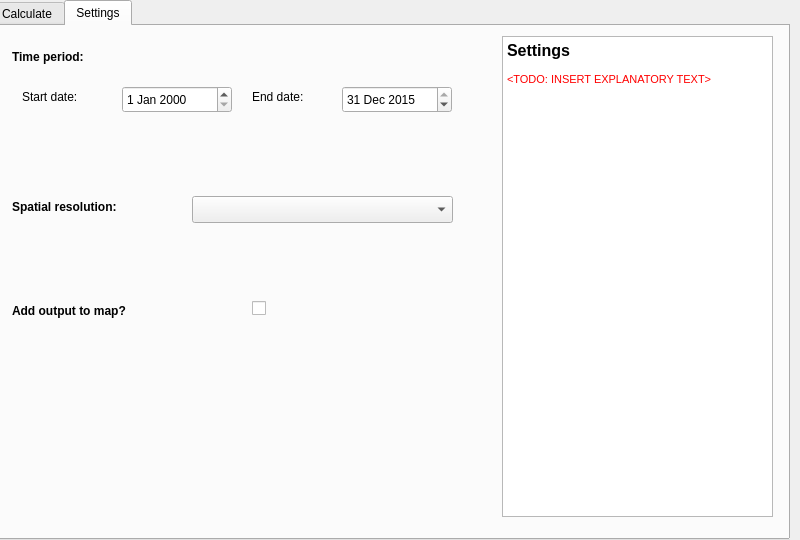
Above: LDMP/DlgCalculate.ui from ConservationInternational/trends.earth before the change. Below: the same form after it.
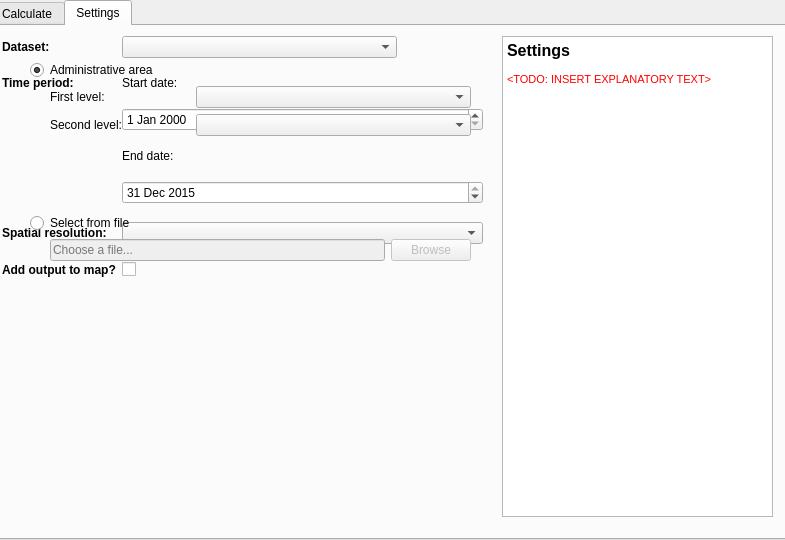
That is the form after the change. The open tabs and pages were chosen to show the change.

What changed in the file:
```diff
--- a/LDMP/DlgCalculate.ui
+++ b/LDMP/DlgCalculate.ui
@@ -6,7 +6,7 @@
    <rect>
     <x>0</x>
     <y>0</y>
-    <width>800</width>
+    <width>785</width>
     <height>540</height>
    </rect>
   </property>
@@ -149,184 +149,6 @@
       <string>TODO: note on boundaries</string>
      </property>
     </widget>
-    <widget class="QWidget" name="verticalLayoutWidget">
-     <property name="geometry">
-      <rect>
-       <x>40</x>
-       <y>40</y>
-       <width>441</width>
-       <height>201</height>
-      </rect>
-     </property>
-     <layout class="QVBoxLayout" name="projarea">
-      <item>
-       <widget class="QRadioButton" name="projarea_admin">
-        <property name="text">
-         <string>Administrative area</string>
-        </property>
-        <property name="checked">
-         <bool>true</bool>
-        </property>
-       </widget>
-      </item>
-      <item>
-       <layout class="QGridLayout" name="gridLayout">
-        <property name="leftMargin">
-         <number>0</number>
-        </property>
-        <property name="bottomMargin">
-         <number>0</number>
-        </property>
-        <item row="0" column="1">
-         <widget class="QLabel" name="label_3">
-          <property name="sizePolicy">
-           <sizepolicy hsizetype="Minimum" vsizetype="Preferred">
-            <horstretch>0</horstretch>
-            <verstretch>0</verstretch>
-           </sizepolicy>
-          </property>
-          <property name="font">
-           <font>
-            <weight>50</weight>
-            <bold>false</bold>
-           </font>
-          </property>
-          <property name="text">
-           <string>First level:</string>
-          </property>
-         </widget>
-        </item>
-        <item row="1" column="3">
-         <widget class="QComboBox" name="projarea_admin1">
-          <property name="sizePolicy">
-           <sizepolicy hsizetype="Maximum" vsizetype="Fixed">
-            <horstretch>0</horstretch>
-            <verstretch>0</verstretch>
-           </sizepolicy>
-          </property>
-          <property name="minimumSize">
-           <size>
-            <width>275</width>
-            <height>0</height>
-           </size>
-          </property>
-         </widget>
-        </item>
-        <item row="1" column="1">
-         <widget class="QLabel" name="label_4">
-          <property name="sizePolicy">
-           <sizepolicy hsizetype="Minimum" vsizetype="Preferred">
-            <horstretch>0</horstretch>
-            <verstretch>0</verstretch>
-           </sizepolicy>
-          </property>
-          <property name="font">
-           <font>
-            <weight>50</weight>
-            <bold>false</bold>
-           </font>
-          </property>
-          <property name="text">
-           <string>Second level:</string>
-          </property>
-         </widget>
-        </item>
-        <item row="0" column="3">
-         <widget class="QComboBox" name="projarea_admin0">
-          <property name="sizePolicy">
-           <sizepolicy hsizetype="Maximum" vsizetype="Fixed">
-            <horstretch>0</horstretch>
-            <verstretch>0</verstretch>
-           </sizepolicy>
-          </property>
-          <property name="minimumSize">
-           <size>
-            <width>275</width>
-            <height>0</height>
-           </size>
-          </property>
-         </widget>
-        </item>
-        <item row="0" column="0">
-         <spacer name="horizontalSpacer">
-          <property name="orientation">
-           <enum>Qt::Horizontal</enum>
-          </property>
-          <property name="sizeType">
-           <enum>QSizePolicy::Fixed</enum>
-          </property>
-          <property name="sizeHint" stdset="0">
-           <size>
-            <width>20</width>
-            <height>20</height>
-           </size>
-          </property>
-         </spacer>
-        </item>
-       </layout>
-      </item>
-      <item>
-       <spacer name="verticalSpacer">
-        <property name="orientation">
-         <enum>Qt::Vertical</enum>
-        </property>
-        <property name="sizeHint" stdset="0">
-         <size>
-          <width>20</width>
-          <height>40</height>
-         </size>
-        </property>
-       </spacer>
-      </item>
-      <item>
-       <widget class="QRadioButton" name="projarea_shp">
-        <property name="text">
-         <string>Shapefile</string>
-        </property>
-       </widget>
-      </item>
-      <item>
-       <layout class="QGridLayout" name="shp_horiz_layout">
-        <item row="0" column="1">
-         <widget class="QLineEdit" name="shapefile">
-          <property name="enabled">
-           <bool>false</bool>
-          </property>
-          <property name="placeholderText">
-           <string>Choose a shapefile...</string>
-          </property>
-         </widget>
-        </item>
-        <item row="0" column="0">
-         <spacer name="horizontalSpacer_2">
-          <property name="orientation">
-           <enum>Qt::Horizontal</enum>
-          </property>
-          <property name="sizeType">
-           <enum>QSizePolicy::Fixed</enum>
-          </property>
-          <property name="sizeHint" stdset="0">
-           <size>
-            <width>20</width>
-            <height>20</height>
-           </size>
-          </property>
-         </spacer>
-        </item>
-        <item row="0" column="2">
-         <widget class="QPushButton" name="shapefile_browse">
-          <property name="enabled">
-           <bool>false</bool>
-          </property>
-          <property name="text">
-           <string>Browse</string>
-          </property>
-         </widget>
-        </item>
-       </layout>
-      </item>
-     </layout>
-    </widget>
     <widget class="QComboBox" name="calculation">
      <property name="geometry">
       <rect>
@@ -443,153 +265,322 @@
 &lt;p style=&quot; margin-top:0px; margin-bottom:0px; margin-left:0px; margin-right:0px; -qt-block-indent:0; text-indent:0px;&quot;&gt;&lt;span style=&quot; font-size:8pt; color:#ff0000;&quot;&gt;&amp;lt;TODO: INSERT EXPLANATORY TEXT&amp;gt;&lt;/span&gt;&lt;/p&gt;&lt;/body&gt;&lt;/html&gt;</string>
      </property>
     </widget>
-    <widget class="QDateEdit" name="date_end">
+    <widget class="QWidget" name="layoutWidget">
      <property name="geometry">
       <rect>
-       <x>350</x>
-       <y>60</y>
-       <width>110</width>
-       <height>27</height>
+       <x>10</x>
+       <y>10</y>
+       <width>481</width>
+       <height>491</height>
       </rect>
      </property>
-     <property name="date">
-      <date>
-       <year>2015</year>
-       <month>12</month>
-       <day>31</day>
-      </date>
-     </property>
-    </widget>
-    <widget class="QDateEdit" name="date_start">
-     <property name="geometry">
-      <rect>
-       <x>130</x>
-       <y>60</y>
-       <width>110</width>
-       <height>27</height>
-      </rect>
-     </property>
-    </widget>
-    <widget class="QLabel" name="label_5">
-     <property name="geometry">
-      <rect>
-       <x>30</x>
-       <y>60</y>
-       <width>111</width>
-       <height>21</height>
-      </rect>
-     </property>
-     <property name="font">
-      <font>
-       <weight>50</weight>
-       <bold>false</bold>
-      </font>
-     </property>
-     <property name="text">
-      <string>Start date:</string>
-     </property>
-    </widget>
-    <widget class="QLabel" name="label_6">
-     <property name="geometry">
-      <rect>
-       <x>260</x>
-       <y>60</y>
-       <width>111</width>
-       <height>21</height>
-      </rect>
-     </property>
-     <property name="font">
-      <font>
-       <weight>50</weight>
-       <bold>false</bold>
-      </font>
-     </property>
-     <property name="text">
-      <string>End date:</string>
-     </property>
-    </widget>
-    <widget class="QLabel" name="label_13">
-     <property name="geometry">
-      <rect>
-       <x>20</x>
-       <y>20</y>
-       <width>491</width>
-       <height>21</height>
-      </rect>
-     </property>
-     <property name="font">
-      <font>
-       <weight>75</weight>
-       <bold>true</bold>
-      </font>
-     </property>
-     <property name="text">
-      <string>Time period:</string>
-     </property>
-    </widget>
-    <widget class="QLabel" name="label_14">
-     <property name="geometry">
-      <rect>
-       <x>20</x>
-       <y>170</y>
-       <width>171</width>
-       <height>21</height>
-      </rect>
-     </property>
-     <property name="font">
-      <font>
-       <weight>75</weight>
-       <bold>true</bold>
-      </font>
-     </property>
-     <property name="text">
-      <string>Spatial resolution:</string>
-     </property>
-    </widget>
-    <widget class="QComboBox" name="resolution">
-     <property name="geometry">
-      <rect>
-       <x>200</x>
-       <y>170</y>
-       <width>261</width>
-       <height>27</height>
-      </rect>
-     </property>
-    </widget>
-    <widget class="QLabel" name="label_16">
-     <property name="geometry">
-      <rect>
-       <x>20</x>
-       <y>274</y>
-       <width>221</width>
-       <height>21</height>
-      </rect>
-     </property>
-     <property name="font">
-      <font>
-       <weight>75</weight>
-       <bold>true</bold>
-      </font>
-     </property>
-     <property name="text">
-      <string>Add output to map?</string>
-     </property>
-    </widget>
-    <widget class="QCheckBox" name="add_to_map">
-     <property name="geometry">
-      <rect>
-       <x>260</x>
-       <y>270</y>
-       <width>21</width>
-       <height>25</height>
-      </rect>
-     </property>
-     <property name="text">
-      <string/>
-     </property>
+     <layout class="QFormLayout" name="formLayout">
+      <property name="fieldGrowthPolicy">
+       <enum>QFormLayout::AllNonFixedFieldsGrow</enum>
+      </property>
+      <property name="verticalSpacing">
+       <number>18</number>
+      </property>
+      <item row="0" column="0">
+       <widget class="QLabel" name="label_9">
+        <property name="font">
+         <font>
+          <weight>75</weight>
+          <bold>true</bold>
+         </font>
+        </property>
+        <property name="text">
+         <string>Dataset:</string>
+        </property>
+       </widget>
+      </item>
+      <item row="0" column="1">
+       <widget class="QComboBox" name="dataset">
+        <property name="sizePolicy">
+         <sizepolicy hsizetype="Maximum" vsizetype="Fixed">
+          <horstretch>0</horstretch>
+          <verstretch>0</verstretch>
+         </sizepolicy>
+        </property>
+        <property name="minimumSize">
+         <size>
+          <width>275</width>
+          <height>0</height>
+         </size>
+        </property>
+       </widget>
+      </item>
+      <item row="1" column="0">
+       <widget class="QLabel" name="label_13">
+        <property name="font">
+         <font>
+          <weight>75</weight>
+          <bold>true</bold>
+         </font>
+        </property>
+        <property name="text">
+         <string>Time period:</string>
+        </property>
+       </widget>
+      </item>
+      <item row="1" column="1">
+       <widget class="QLabel" name="label_5">
+        <property name="font">
+         <font>
+          <weight>50</weight>
+          <bold>false</bold>
+         </font>
+        </property>
+        <property name="text">
+         <string>Start date:</string>
+        </property>
+       </widget>
+      </item>
+      <item row="2" column="1">
+       <widget class="QDateEdit" name="date_start"/>
+      </item>
+      <item row="3" column="1">
+       <widget class="QLabel" name="label_6">
+        <property name="font">
+         <font>
+          <weight>50</weight>
+          <bold>false</bold>
+         </font>
+        </property>
+        <property name="text">
+         <string>End date:</string>
+        </property>
+       </widget>
+      </item>
+      <item row="4" column="1">
+       <widget class="QDateEdit" name="date_end">
+        <property name="date">
+         <date>
+          <year>2015</year>
+          <month>12</month>
+          <day>31</day>
+         </date>
+        </property>
+       </widget>
+      </item>
+      <item row="5" column="0">
+       <widget class="QLabel" name="label_14">
+        <property name="font">
+         <font>
+          <weight>75</weight>
+          <bold>true</bold>
+         </font>
+        </property>
+        <property name="text">
+         <string>Spatial resolution:</string>
+        </property>
+       </widget>
+      </item>
+      <item row="5" column="1">
+       <widget class="QComboBox" name="resolution_spatial"/>
+      </item>
+      <item row="6" column="0">
+       <widget class="QLabel" name="label_16">
+        <property name="font">
+         <font>
+          <weight>75</weight>
+          <bold>true</bold>
+         </font>
+        </property>
+        <property name="text">
+         <string>Add output to map?</string>
+        </property>
+       </widget>
+      </item>
+      <item row="6" column="1">
+       <widget class="QCheckBox" name="add_to_map">
+        <property name="text">
+         <string/>
+        </property>
+       </widget>
+      </item>
+     </layout>
     </widget>
    </widget>
   </widget>
+  <widget class="QWidget" name="verticalLayoutWidget">
+   <property name="geometry">
+    <rect>
+     <x>30</x>
+     <y>60</y>
+     <width>441</width>
+     <height>201</height>
+    </rect>
+   </property>
+   <layout class="QVBoxLayout" name="area">
+    <item>
+     <widget class="QRadioButton" name="area_admin">
+      <property name="text">
+       <string>Administrative area</string>
+      </property>
+      <property name="checked">
+       <bool>true</bool>
+      </property>
+     </widget>
+    </item>
+    <item>
+     <layout class="QGridLayout" name="area_admin_layout">
+      <property name="leftMargin">
+       <number>0</number>
+      </property>
+      <property name="bottomMargin">
+       <number>0</number>
+      </property>
+      <item row="0" column="1">
+       <widget class="QLabel" name="label_3">
+        <property name="sizePolicy">
+         <sizepolicy hsizetype="Minimum" vsizetype="Preferred">
+          <horstretch>0</horstretch>
+          <verstretch>0</verstretch>
+         </sizepolicy>
+        </property>
+        <property name="font">
+         <font>
+          <weight>50</weight>
+          <bold>false</bold>
+         </font>
+        </property>
+        <property name="text">
+         <string>First level:</string>
+        </property>
+       </widget>
+      </item>
+      <item row="1" column="3">
+       <widget class="QComboBox" name="area_admin_1">
+        <property name="sizePolicy">
+         <sizepolicy hsizetype="Maximum" vsizetype="Fixed">
+          <horstretch>0</horstretch>
+          <verstretch>0</verstretch>
+         </sizepolicy>
+        </property>
+        <property name="minimumSize">
+         <size>
+          <width>275</width>
+          <height>0</height>
+         </size>
+        </property>
+       </widget>
+      </item>
+      <item row="1" column="1">
+       <widget class="QLabel" name="label_4">
+        <property name="sizePolicy">
+         <sizepolicy hsizetype="Minimum" vsizetype="Preferred">
+          <horstretch>0</horstretch>
+          <verstretch>0</verstretch>
+         </sizepolicy>
+        </property>
+        <property name="font">
+         <font>
+          <weight>50</weight>
+          <bold>false</bold>
+         </font>
+        </property>
+        <property name="text">
+         <string>Second level:</string>
+        </property>
+       </widget>
+      </item>
+      <item row="0" column="3">
+       <widget class="QComboBox" name="area_admin_0">
+        <property name="sizePolicy">
+         <sizepolicy hsizetype="Maximum" vsizetype="Fixed">
+          <horstretch>0</horstretch>
+          <verstretch>0</verstretch>
+         </sizepolicy>
+        </property>
+        <property name="minimumSize">
+         <size>
+          <width>275</width>
+          <height>0</height>
+         </size>
+        </property>
+       </widget>
+      </item>
+      <item row="0" column="0">
+       <spacer name="horizontalSpacer">
+        <property name="orientation">
+         <enum>Qt::Horizontal</enum>
+        </property>
+        <property name="sizeType">
+         <enum>QSizePolicy::Fixed</enum>
+        </property>
+        <property name="sizeHint" stdset="0">
+         <size>
+          <width>20</width>
+          <height>20</height>
+         </size>
+        </property>
+       </spacer>
+      </item>
+     </layout>
+    </item>
+    <item>
+     <spacer name="verticalSpacer">
+      <property name="orientation">
+       <enum>Qt::Vertical</enum>
+      </property>
+      <property name="sizeHint" stdset="0">
+       <size>
+        <width>20</width>
+        <height>40</height>
+       </size>
+      </property>
+     </spacer>
+    </item>
+    <item>
+     <widget class="QRadioButton" name="area_fromfile">
+      <property name="text">
+       <string>Select from file</string>
+      </property>
+     </widget>
+    </item>
+    <item>
+     <layout class="QGridLayout" name="area_fromfile_layout">
+      <item row="0" column="1">
+       <widget class="QLineEdit" name="area_fromfile_file">
+        <property name="enabled">
+         <bool>false</bool>
+        </property>
+        <property name="placeholderText">
+         <string>Choose a file...</string>
+        </property>
+       </widget>
+      </item>
+      <item row="0" column="0">
+       <spacer name="horizontalSpacer_2">
+        <property name="orientation">
+         <enum>Qt::Horizontal</enum>
+        </property>
+        <property name="sizeType">
+         <enum>QSizePolicy::Fixed</enum>
+        </property>
+        <property name="sizeHint" stdset="0">
+         <size>
+          <width>20</width>
+          <height>20</height>
+         </size>
+        </property>
+       </spacer>
+      </item>
+      <item row="0" column="2">
+       <widget class="QPushButton" name="area_fromfile_browse">
+        <property name="enabled">
+         <bool>false</bool>
+        </property>
+        <property name="text">
+         <string>Browse</string>
+        </property>
+       </widget>
+      </item>
+     </layout>
+    </item>
+   </layout>
+  </widget>
  </widget>
  <resources/>
  <connections/>
```
